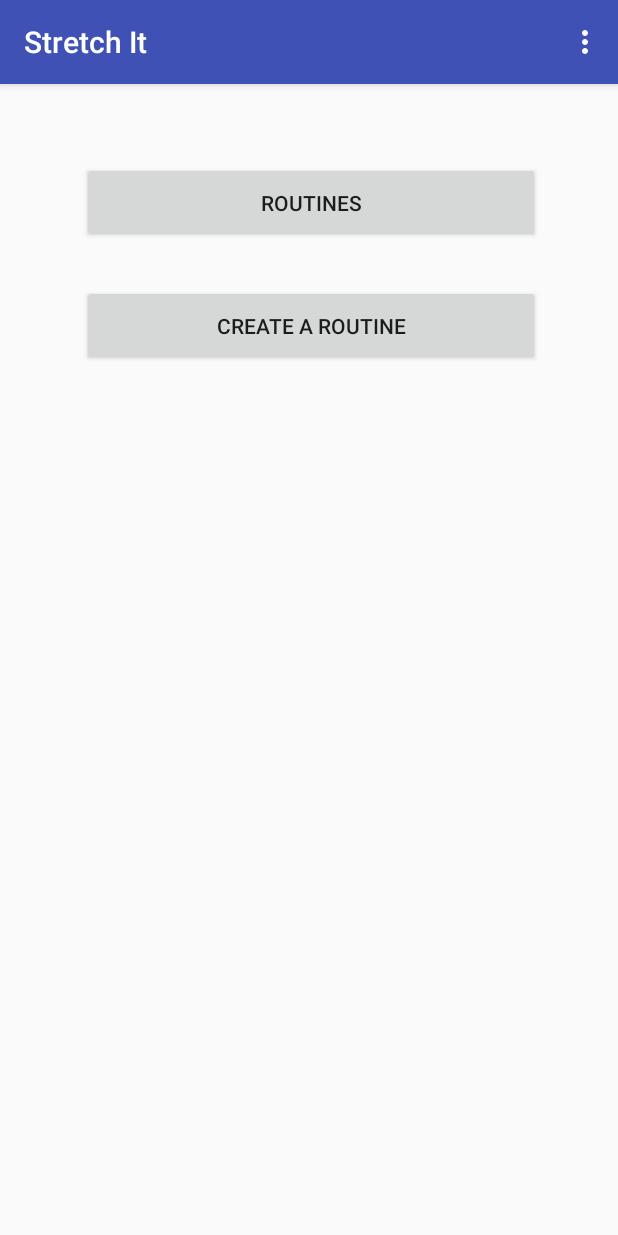
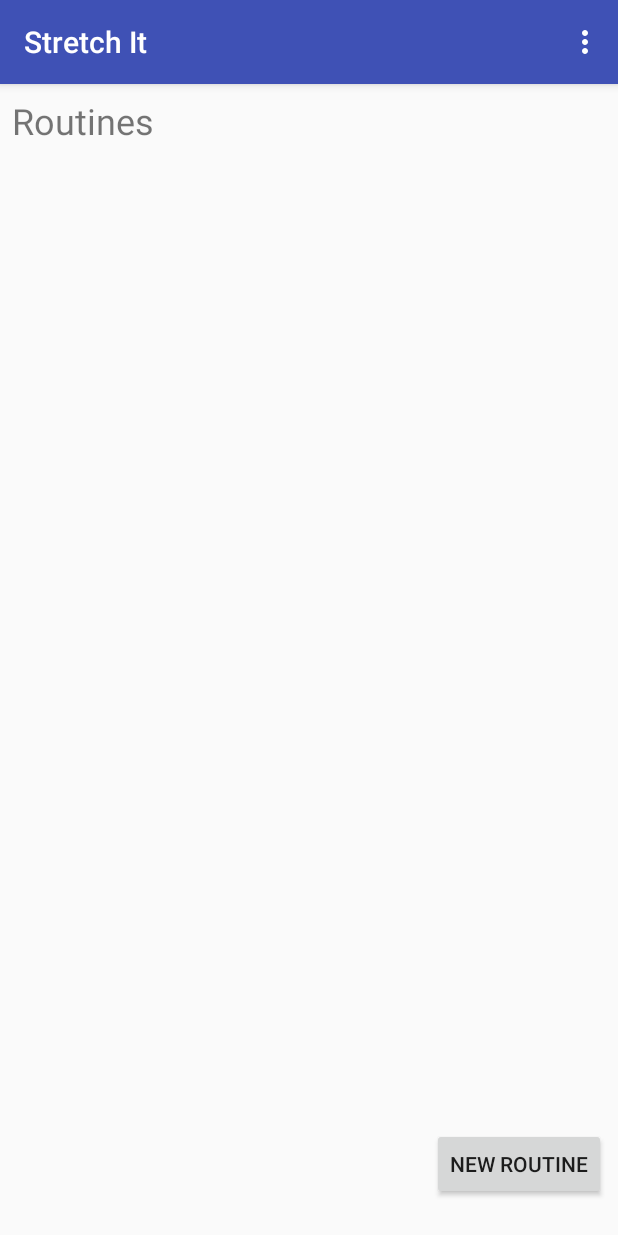
Before and after one commit to kevinxchan/StretchIt, an Android app: the MainActivity screen opened directly, with no data from a screen before it, on a phone screen of 412 x 824 dp. Run offline under Robolectric (Android 15) with nearby library versions, the phone set to English and light mode, and no system bars.

Commit message:
ui overhaul

```diff
--- a/app/src/main/java/me/kevinxchan/kevinxchan/stretchit/MainActivity.java
+++ b/app/src/main/java/me/kevinxchan/kevinxchan/stretchit/MainActivity.java
@@ -19,16 +19,7 @@ public class MainActivity extends AppCompatActivity {
         setSupportActionBar(toolbar);
         getSupportActionBar().setTitle("Stretch It");
 
-        Button routinesBtn = (Button) findViewById(R.id.routinesBtn);
         Button createRoutinesBtn = (Button) findViewById(R.id.createRoutineBtn);
-
-        routinesBtn.setOnClickListener(new View.OnClickListener() {
-            @Override
-            public void onClick(View view) {
-                Intent linkRoutines = new Intent(getApplicationContext(), RoutinesActivity.class);
-                startActivity(linkRoutines);
-            }
-        });
 
         createRoutinesBtn.setOnClickListener(new View.OnClickListener() {
             @Override
--- a/app/src/main/res/layout/activity_create_routines.xml
+++ b/app/src/main/res/layout/activity_create_routines.xml
@@ -10,18 +10,18 @@
     <LinearLayout
             android:orientation="horizontal"
             android:layout_width="wrap_content"
-            android:layout_height="59dp" app:layout_constraintTop_toTopOf="parent"
+            android:layout_height="49dp" app:layout_constraintTop_toTopOf="parent"
             android:layout_marginTop="8dp" app:layout_constraintEnd_toEndOf="parent" android:layout_marginEnd="8dp"
             app:layout_constraintBottom_toBottomOf="parent" android:layout_marginBottom="8dp"
             app:layout_constraintVertical_bias="0.0" app:layout_constraintStart_toStartOf="parent"
             android:layout_marginStart="8dp" android:id="@+id/horizontalNameLayout" android:gravity="top">
         <TextView
                 android:text="@string/routineName"
-                android:layout_width="132dp"
+                android:layout_width="wrap_content"
                 android:layout_height="wrap_content" android:id="@+id/routineNameTextView" android:layout_weight="1"
                 android:textSize="18sp"/>
         <EditText
-                android:layout_width="175dp"
+                android:layout_width="206dp"
                 android:layout_height="wrap_content"
                 android:inputType="text|textShortMessage"
                 android:ems="10"
@@ -35,7 +35,8 @@
             android:id="@+id/exercisesLayout" android:layout_marginTop="8dp"
             app:layout_constraintTop_toBottomOf="@+id/horizontalNameLayout"
             app:layout_constraintStart_toStartOf="parent" android:layout_marginStart="8dp"
-            app:layout_constraintHorizontal_bias="0.08">
+            app:layout_constraintHorizontal_bias="0.067" app:layout_constraintBottom_toBottomOf="parent"
+            android:layout_marginBottom="8dp" app:layout_constraintVertical_bias="0.0">
         <TextView
                 android:text="@string/exercisesTitle"
                 android:layout_width="match_parent"
--- a/app/src/main/res/layout/content_main.xml
+++ b/app/src/main/res/layout/content_main.xml
@@ -9,24 +9,45 @@
         tools:showIn="@layout/activity_main"
         tools:context="me.kevinxchan.kevinxchan.stretchit.MainActivity">
 
-    <Button
-            android:text="@string/routines"
-            android:layout_width="305dp"
-            android:layout_height="54dp"
-            android:id="@+id/routinesBtn" app:layout_constraintStart_toStartOf="parent"
-            android:layout_marginStart="8dp"
-            app:layout_constraintEnd_toEndOf="parent" android:layout_marginEnd="8dp"
-            app:layout_constraintTop_toTopOf="parent" android:layout_marginTop="52dp"
-            app:layout_constraintHorizontal_bias="0.512" app:layout_constraintBottom_toBottomOf="parent"
-            android:layout_marginBottom="8dp" app:layout_constraintVertical_bias="0.0"/>
-    <Button
-            android:text="@string/create_a_routine"
-            android:layout_width="305dp"
-            android:layout_height="54dp"
-            android:id="@+id/createRoutineBtn" app:layout_constraintStart_toStartOf="parent"
-            android:layout_marginStart="8dp"
-            app:layout_constraintEnd_toEndOf="parent" android:layout_marginEnd="8dp"
-            app:layout_constraintHorizontal_bias="0.512" android:layout_marginTop="28dp"
-            app:layout_constraintTop_toBottomOf="@+id/routinesBtn" app:layout_constraintBottom_toBottomOf="parent"
-            android:layout_marginBottom="8dp" app:layout_constraintVertical_bias="0.0"/>
+    <LinearLayout
+            android:orientation="vertical"
+            android:layout_width="wrap_content"
+            android:layout_height="42dp"
+            android:id="@+id/routineTitleLayout" app:layout_constraintEnd_toEndOf="parent"
+            android:layout_marginEnd="8dp" app:layout_constraintStart_toStartOf="parent"
+            android:layout_marginStart="8dp" app:layout_constraintTop_toTopOf="parent" android:layout_marginTop="8dp"
+            app:layout_constraintHorizontal_bias="0.0">
+        <TextView
+                android:text="@string/routines"
+                android:layout_width="match_parent"
+                android:layout_height="match_parent" android:id="@+id/routinesTitleTextView" android:textSize="24sp"/>
+    </LinearLayout>
+    <android.support.constraint.ConstraintLayout
+            android:layout_width="344dp"
+            android:layout_height="54dp" app:layout_constraintEnd_toEndOf="parent"
+            android:layout_marginEnd="8dp" app:layout_constraintStart_toStartOf="parent"
+            android:layout_marginStart="8dp" app:layout_constraintBottom_toBottomOf="parent"
+            android:layout_marginBottom="8dp" app:layout_constraintTop_toTopOf="parent" android:layout_marginTop="8dp"
+            app:layout_constraintHorizontal_bias="1.0" app:layout_constraintVertical_bias="0.981"
+            android:id="@+id/constraintLayout">
+
+        <Button
+                android:layout_width="wrap_content"
+                android:layout_height="wrap_content"
+                android:id="@+id/createRoutineBtn" app:layout_constraintEnd_toEndOf="parent"
+                app:layout_constraintBottom_toBottomOf="parent" android:layout_marginBottom="8dp"
+                app:layout_constraintTop_toTopOf="parent" android:layout_marginTop="8dp"
+                android:text="@string/new_routine"/>
+    </android.support.constraint.ConstraintLayout>
+    <android.support.v7.widget.RecyclerView
+            android:layout_width="348dp"
+            android:layout_height="378dp"
+            android:id="@+id/routinesRecyclerView"
+            app:layout_constraintStart_toStartOf="parent"
+            android:layout_marginBottom="3dp" app:layout_constraintBottom_toTopOf="@+id/constraintLayout"
+            app:layout_constraintTop_toTopOf="parent" android:layout_marginTop="8dp"
+            app:layout_constraintVertical_bias="0.893"
+            app:layout_constraintEnd_toEndOf="parent" android:layout_marginEnd="16dp"
+            app:layout_constraintHorizontal_bias="0.0" android:layout_marginStart="8dp">
+    </android.support.v7.widget.RecyclerView>
 </android.support.constraint.ConstraintLayout>
--- a/app/src/main/res/values/colors.xml
+++ b/app/src/main/res/values/colors.xml
@@ -1,6 +1,6 @@
 <?xml version="1.0" encoding="utf-8"?>
 <resources>
-    <color name="colorPrimary">#3F51B5</color>
+    <color name="colorPrimary">#3f51b5</color>
     <color name="colorPrimaryDark">#303F9F</color>
     <color name="colorAccent">#FF4081</color>
 </resources>
--- a/app/src/main/res/values/strings.xml
+++ b/app/src/main/res/values/strings.xml
@@ -4,7 +4,7 @@
     <string name="routines">Routines</string>
     <string name="get_started">Get started</string>
     <string name="get_started_button">Get started</string>
-    <string name="create_a_routine">Create a routine</string>
+    <string name="new_routine">New Routine</string>
     <string name="routineName">Routine name:</string>
     <string name="exercisesTitle">Exercises</string>
 </resources>
```
